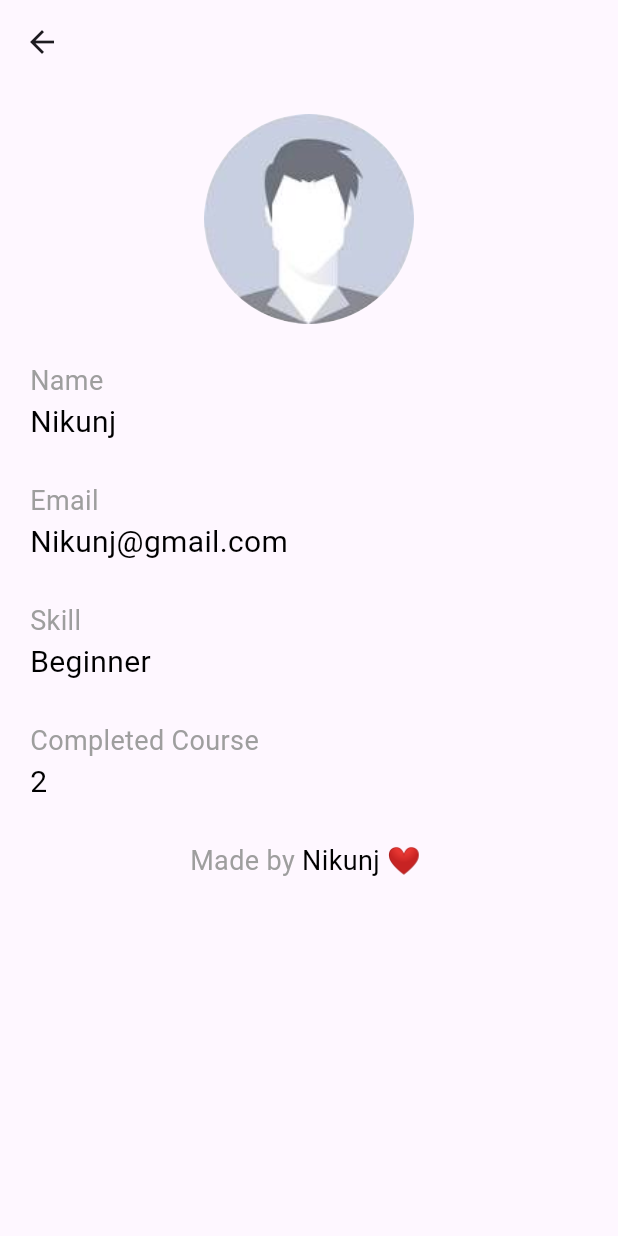
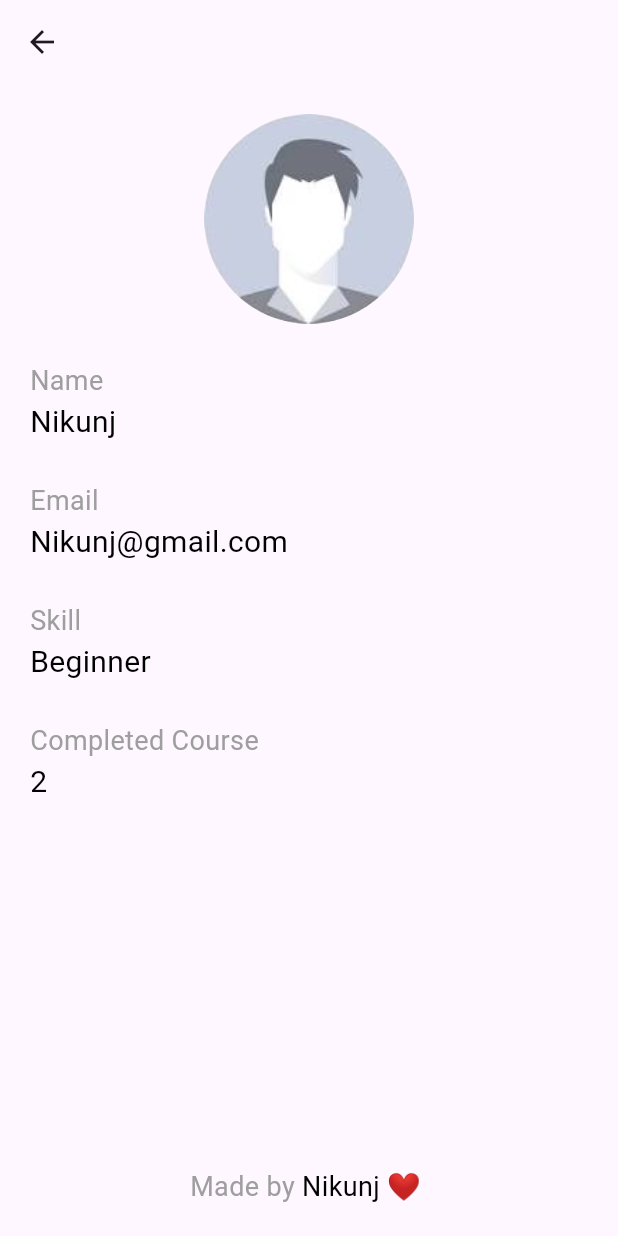
Before and after one commit to nik-unj/online-learning-app, a Flutter app: the screen it shows after launch, after a tap on "Continue", after a tap on the "person 4" icon, on a phone screen of 412 x 824 dp. Run offline on Flutter 3.47's test engine with Material 3 defaults, Android fonts, the phone set to English and light mode, and no system bars; our stand-ins replace google_fonts, percent_indicator; Roboto replaces fonts that are missing (Alata).

Commit message:
profile changes

```diff
--- a/lib/main.dart
+++ b/lib/main.dart
@@ -11,7 +11,6 @@ class MyApp extends StatelessWidget {
 
   @override
   Widget build(BuildContext context) {
-    precacheImage(AssetImage('assets/images/2336.jpg'), context);
     return MaterialApp(
       title: 'Flutter Demo',
       debugShowCheckedModeBanner: false,
@@ -35,7 +34,7 @@ class _SplashScreenState extends State<SplashScreen> {
   @override
   void initState() {
     super.initState();
-    Future.delayed(const Duration(seconds: 2), () {
+    Future.delayed(const Duration(seconds: 5), () {
       Navigator.pushReplacement(context,
           MaterialPageRoute(builder: (context) => const LandingPage()));
     });
@@ -49,7 +48,7 @@ class _SplashScreenState extends State<SplashScreen> {
         crossAxisAlignment: CrossAxisAlignment.center,
         children: [
           Image.asset(
-            'assets/images/2336.jpg',
+            'assets/images/train.gif',
             filterQuality: FilterQuality.low,
           ),
           Column(
--- a/lib/screen/homepage.dart
+++ b/lib/screen/homepage.dart
@@ -112,7 +112,7 @@ class _HomePageState extends State<HomePage> {
 
   Widget coursesList() {
     return ListView.builder(
-        physics: NeverScrollableScrollPhysics(),
+        physics: const NeverScrollableScrollPhysics(),
         shrinkWrap: true,
         itemCount: courseList.length,
         itemBuilder: (context, index) {
--- a/lib/screen/profilepage.dart
+++ b/lib/screen/profilepage.dart
@@ -9,13 +9,16 @@ class ProfilePage extends StatelessWidget {
     return Scaffold(
       appBar: AppBar(),
       body: SafeArea(
-        child: SingleChildScrollView(
+        child: LayoutBuilder(
+          builder: (context, constraint) {
+            return SingleChildScrollView(
+              child: ConstrainedBox(
+                constraints: BoxConstraints(minHeight: constraint.maxHeight),
+                child: IntrinsicHeight(
                   child: Padding(
                     padding: const EdgeInsets.all(20.0),
                     child: Column(
-              mainAxisAlignment: MainAxisAlignment.spaceBetween,
-              crossAxisAlignment: CrossAxisAlignment.start,
-              children: [
+                      children: <Widget>[
                         Column(
                           mainAxisAlignment: MainAxisAlignment.start,
                           crossAxisAlignment: CrossAxisAlignment.start,
@@ -25,8 +28,10 @@ class ProfilePage extends StatelessWidget {
                               children: [
                                 ClipOval(
                                   child: SizedBox.fromSize(
-                            size: const Size.fromRadius(70), // Image radius
-                            child: Image.asset('assets/images/person.jpeg',
+                                    size: const Size.fromRadius(
+                                        70), // Image radius
+                                    child: Image.asset(
+                                        'assets/images/person.jpeg',
                                         fit: BoxFit.fitHeight),
                                   ),
                                 ),
@@ -98,6 +103,9 @@ class ProfilePage extends StatelessWidget {
                             ),
                           ],
                         ),
+                        Expanded(
+                          child: Container(),
+                        ),
                         Padding(
                           padding: const EdgeInsets.only(top: 25.0),
                           child: Row(
@@ -120,5 +128,118 @@ class ProfilePage extends StatelessWidget {
                 ),
               ),
             );
+          },
+        ),
+        // child: SingleChildScrollView(
+        //   child: Padding(
+        //     padding: const EdgeInsets.all(20.0),
+        //     child: Column(
+        //       mainAxisAlignment: MainAxisAlignment.spaceBetween,
+        //       crossAxisAlignment: CrossAxisAlignment.start,
+        //       children: [
+        // Column(
+        //   mainAxisAlignment: MainAxisAlignment.start,
+        //   crossAxisAlignment: CrossAxisAlignment.start,
+        //   children: [
+        //     Row(
+        //       mainAxisAlignment: MainAxisAlignment.center,
+        //       children: [
+        //         ClipOval(
+        //           child: SizedBox.fromSize(
+        //             size: const Size.fromRadius(70), // Image radius
+        //             child: Image.asset('assets/images/person.jpeg',
+        //                 fit: BoxFit.fitHeight),
+        //           ),
+        //         ),
+        //       ],
+        //     ),
+        //     Padding(
+        //       padding: const EdgeInsets.only(top: 25.0),
+        //       child: Column(
+        //         crossAxisAlignment: CrossAxisAlignment.start,
+        //         children: [
+        //           Text(
+        //             "Name",
+        //             style: textGrey(size: 18),
+        //           ),
+        //           Text(
+        //             "Nikunj",
+        //             style: textBlack(size: 20),
+        //           ),
+        //         ],
+        //       ),
+        //     ),
+        //     Padding(
+        //       padding: const EdgeInsets.only(top: 25.0),
+        //       child: Column(
+        //         crossAxisAlignment: CrossAxisAlignment.start,
+        //         children: [
+        //           Text(
+        //             "Email",
+        //             style: textGrey(size: 18),
+        //           ),
+        //           Text(
+        //             "Nikunj@gmail.com",
+        //             style: textBlack(size: 20),
+        //           ),
+        //         ],
+        //       ),
+        //     ),
+        //     Padding(
+        //       padding: const EdgeInsets.only(top: 25.0),
+        //       child: Column(
+        //         crossAxisAlignment: CrossAxisAlignment.start,
+        //         children: [
+        //           Text(
+        //             "Skill",
+        //             style: textGrey(size: 18),
+        //           ),
+        //           Text(
+        //             "Beginner",
+        //             style: textBlack(size: 20),
+        //           ),
+        //         ],
+        //       ),
+        //     ),
+        //     Padding(
+        //       padding: const EdgeInsets.only(top: 25.0),
+        //       child: Column(
+        //         crossAxisAlignment: CrossAxisAlignment.start,
+        //         children: [
+        //           Text(
+        //             "Completed Course",
+        //             style: textGrey(size: 18),
+        //           ),
+        //           Text(
+        //             "2",
+        //             style: textBlack(size: 20),
+        //           ),
+        //         ],
+        //       ),
+        //     ),
+        //   ],
+        // ),
+        // Padding(
+        //   padding: const EdgeInsets.only(top: 25.0),
+        //   child: Row(
+        //     mainAxisAlignment: MainAxisAlignment.center,
+        //     children: [
+        //       Text(
+        //         "Made by ",
+        //         style: textGrey(size: 18),
+        //       ),
+        //       Text(
+        //         "Nikunj ❤️ ",
+        //         style: textBlack(size: 18),
+        //       ),
+        //     ],
+        //   ),
+        // ),
+        //       ],
+        //     ),
+        //   ),
+        // ),
+      ),
+    );
   }
 }
```
Also changed, not shown: assets/images/2336.jpg (deleted), assets/images/3045566.jpg (deleted), assets/images/train.gif (added). Lines whose indentation alone changed are shown as unchanged.
